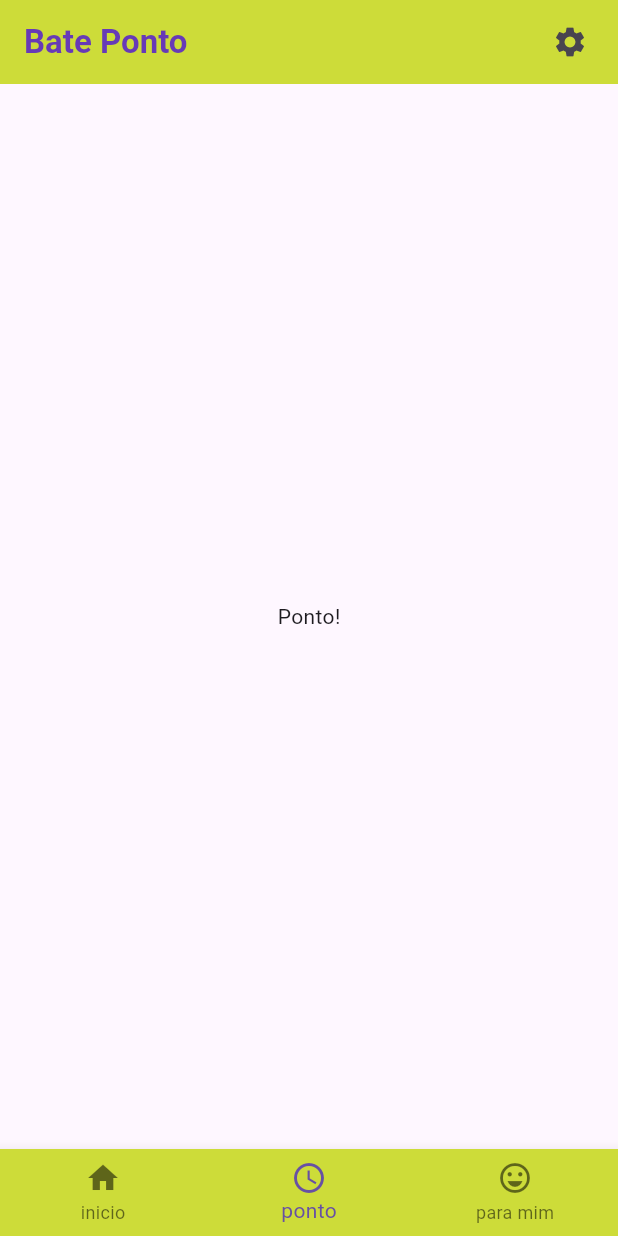
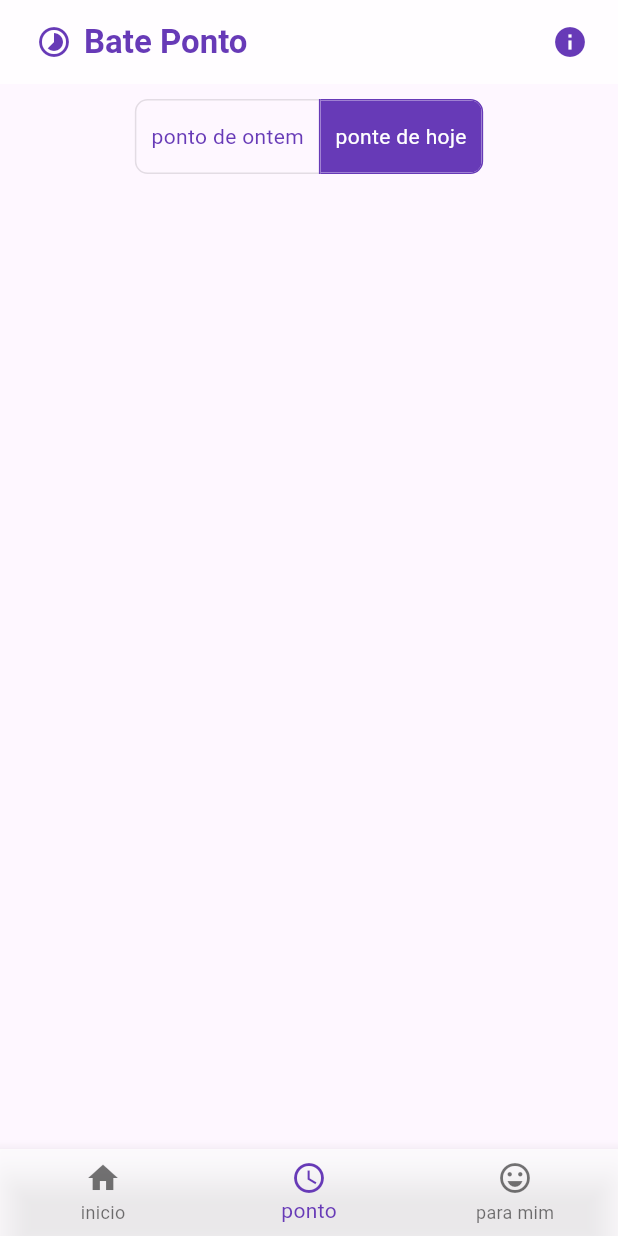
Before and after one commit to henriquenicolli/app_bate_ponto, a Flutter app: the screen it shows after launch, item 2 of the bottom bar chosen, on a phone screen of 412 x 824 dp. Run offline on Flutter 3.47's test engine with Material 3 defaults, Android fonts, the phone set to English and light mode, and no system bars; our stand-ins replace timezone; Roboto replaces fonts that are missing (NotoSans).

Commit message:
layout refactor

```diff
--- a/lib/configuration/app_colors.dart
+++ b/lib/configuration/app_colors.dart
@@ -1,9 +1,9 @@
 import 'package:flutter/material.dart';
 
 class AppColors {
-  static const Color primaryColor = Colors.lime;
+  static const Color primaryColor = Colors.white70;
+  static const Color secondaryColor = Colors.deepPurple;
   static const Color backgroundColor = Colors.white;
-  static const Color buttonColor = Colors.deepPurple;
 
   // Evite que a classe seja instanciada
   AppColors._();
--- a/lib/pages/ponto_page.dart
+++ b/lib/pages/ponto_page.dart
@@ -1,20 +1,22 @@
 import 'package:flutter/material.dart';
+import 'package:flutter_app_bate_ponto/widgets/ponto_eletronico_text.dart';
+import 'package:flutter_app_bate_ponto/widgets/toggle_button.dart';
 
-class PontoPage extends StatelessWidget {
+class PontoPage extends StatefulWidget {
   const PontoPage({super.key});
 
   @override
+  State<PontoPage> createState() => _PontoPageState();
+}
+
+class _PontoPageState extends State<PontoPage> {
+  @override
   Widget build(BuildContext context) {
-    return const Material(
-      child: Column(
-        children: [
-          Expanded(
-            child: Center(
-              child: Text('Ponto!'),
-            ),
-          ),
-        ],
-      ),
+    return const Column(
+      children: [
+        //PontoEletronicoText(),
+        CustomToggleButtons(),
+      ],
     );
   }
 }
--- a/lib/widgets/navigation_bar.dart
+++ b/lib/widgets/navigation_bar.dart
@@ -30,24 +30,57 @@ class _AdaptativeNavigationBarState extends State<CustomNavigationBar> {
     return const ParaMimPage();
   }
 
-  _handleAlert() {}
+  _mostrarInformacoes() {
+    showDialog(
+      context: context,
+      builder: (BuildContext context) {
+        return AlertDialog(
+          title: Text('Informações'),
+          content: Text(
+              'Este aplicativo e um desenvolvimento de Henrique Biondo Nicolli Soares \nWhats (43) 99630-9395'),
+          actions: [
+            TextButton(
+              onPressed: () {
+                Navigator.of(context).pop(); // Fecha o Dialog
+              },
+              child: Text('Fechar'),
+            ),
+          ],
+        );
+      },
+    );
+  }
 
   @override
   Widget build(BuildContext context) {
     return AdaptiveScaffold(
-        title: const Text(
-          'Bate Ponto',
-          style: TextStyle(
-              fontFamily: 'NotoSans',
-              fontWeight: FontWeight.bold,
-              color: AppColors.buttonColor),
+        title: const Row(
+          children: [
+            Padding(
+              padding: EdgeInsets.all(8.0),
+              child: Icon(
+                Icons.timelapse,
+                color: AppColors.secondaryColor,
+              ),
+            ),
+            Text(
+              'Bate Ponto',
+              style: TextStyle(
+                  fontFamily: 'NotoSans',
+                  fontWeight: FontWeight.bold,
+                  color: AppColors.secondaryColor),
+            ),
+          ],
         ),
         actions: [
           Padding(
             padding: const EdgeInsets.all(8.0),
             child: IconButton(
-              icon: const Icon(Icons.settings),
-              onPressed: () => _handleAlert(),
+              icon: const Icon(
+                Icons.info,
+                color: AppColors.secondaryColor,
+              ),
+              onPressed: () => _mostrarInformacoes(),
             ),
           )
         ],
--- a/lib/widgets/registrar_ponto_button.dart
+++ b/lib/widgets/registrar_ponto_button.dart
@@ -15,7 +15,7 @@ class RegistrarPontoButton extends StatelessWidget {
           print('Botão pressionado!');
         },
         style: ElevatedButton.styleFrom(
-          backgroundColor: AppColors.buttonColor,
+          backgroundColor: AppColors.secondaryColor,
           foregroundColor: Colors.white,
           padding: const EdgeInsets.symmetric(
               horizontal: 30, vertical: 10), // Espaçamento interno do botão
--- a/lib/widgets/third_party/adaptive_scaffold.dart
+++ b/lib/widgets/third_party/adaptive_scaffold.dart
@@ -137,6 +137,7 @@ class _AdaptiveScaffoldState extends State<AdaptiveScaffold> {
       ),
       bottomNavigationBar: BottomNavigationBar(
         backgroundColor: AppColors.primaryColor,
+        fixedColor: AppColors.secondaryColor,
         items: [
           ...widget.destinations.map(
             (d) => BottomNavigationBarItem(
--- /dev/null
+++ b/lib/widgets/toggle_button.dart
@@ -0,0 +1,66 @@
+import 'package:flutter/material.dart';
+import 'package:flutter_app_bate_ponto/configuration/app_colors.dart';
+
+class CustomToggleButtons extends StatelessWidget {
+  const CustomToggleButtons({super.key});
+
+  @override
+  Widget build(BuildContext context) {
+    return const _ToggleButtons(title: 'Ponto eletrônico');
+  }
+}
+
+class _ToggleButtons extends StatefulWidget {
+  const _ToggleButtons({super.key, required this.title});
+
+  final String title;
+
+  @override
+  State<_ToggleButtons> createState() => _ToggleButtonsState();
+}
+
+class _ToggleButtonsState extends State<_ToggleButtons> {
+  final List<bool> _selectedState = <bool>[false, true];
+
+  @override
+  Widget build(BuildContext context) {
+    return Align(
+      alignment: Alignment.topCenter,
+      child: SingleChildScrollView(
+        child: Column(
+          children: <Widget>[
+            const SizedBox(height: 10),
+            ToggleButtons(
+              direction: Axis.horizontal,
+              onPressed: (int index) {
+                setState(() {
+                  for (int i = 0; i < _selectedState.length; i++) {
+                    _selectedState[i] = i == index;
+                  }
+                });
+              },
+              borderRadius: const BorderRadius.all(Radius.circular(8)),
+              selectedBorderColor: AppColors.secondaryColor,
+              selectedColor: AppColors.backgroundColor,
+              fillColor: AppColors.secondaryColor,
+              color: AppColors.secondaryColor,
+              isSelected: _selectedState,
+              children: texts,
+            )
+          ],
+        ),
+      ),
+    );
+  }
+}
+
+const List<Widget> texts = <Widget>[
+  Padding(
+    padding: EdgeInsets.all(10.0),
+    child: Text('ponto de ontem'),
+  ),
+  Padding(
+    padding: EdgeInsets.all(10.0),
+    child: Text('ponte de hoje'),
+  ),
+];
--- a/lib/widgets/welcome_text.dart
+++ b/lib/widgets/welcome_text.dart
@@ -1,4 +1,5 @@
 import 'package:flutter/material.dart';
+import 'package:timezone/timezone.dart';
 
 class WelcomeWidget extends StatefulWidget {
   const WelcomeWidget({super.key});
@@ -64,7 +65,7 @@ class _WelcomeWidgetState extends State<WelcomeWidget> {
   Widget build(BuildContext context) {
     DateTime now = DateTime.now();
     String day = now.day.toString();
-    String dayOfWeekName = _getDayOfWeek(now.weekday + 1);
+    String dayOfWeekName = _getDayOfWeek(now.weekday);
     String monthName = _getMonthName(now.month);
 
     return Padding(
--- a/pubspec.yaml
+++ b/pubspec.yaml
@@ -8,6 +8,7 @@ environment:
   sdk: '>=3.2.6 <4.0.0'
 
 dependencies:
+  timezone: ^0.7.0
   flutter:
     sdk: flutter
   cupertino_icons: ^1.0.2
```
Also changed, not shown: lib/pages/inicio_page.dart (+11 -1 lines), lib/pages/para_mim_page.dart (+2 -11 lines), lib/widgets/ponto_eletronico_text.dart (added, +27 -0 lines), pubspec.lock.
